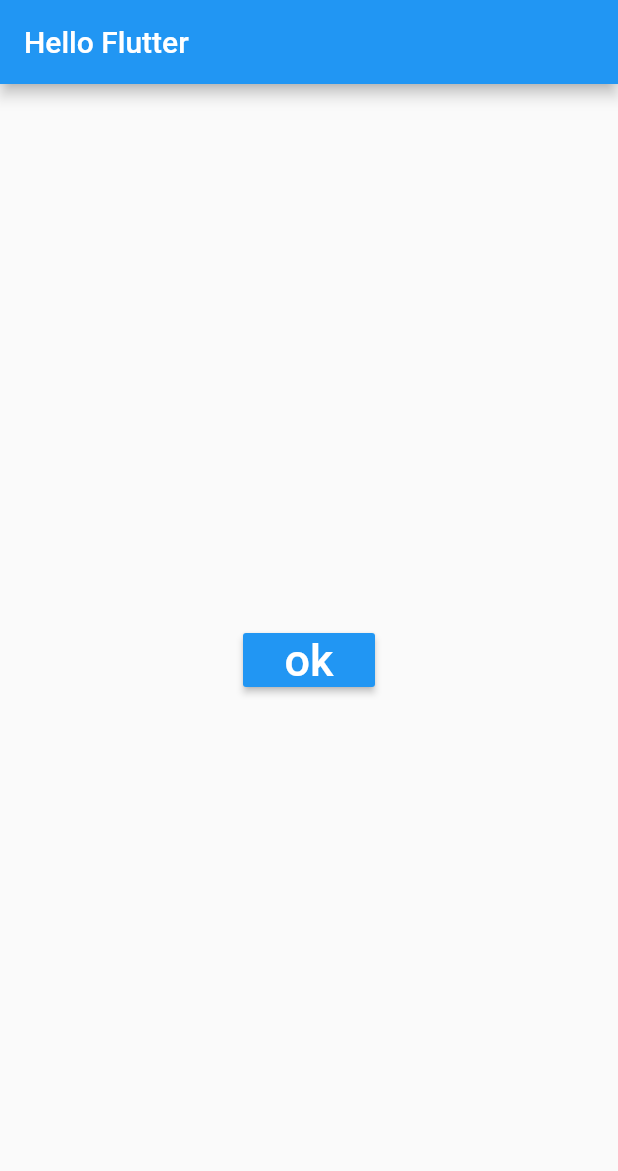
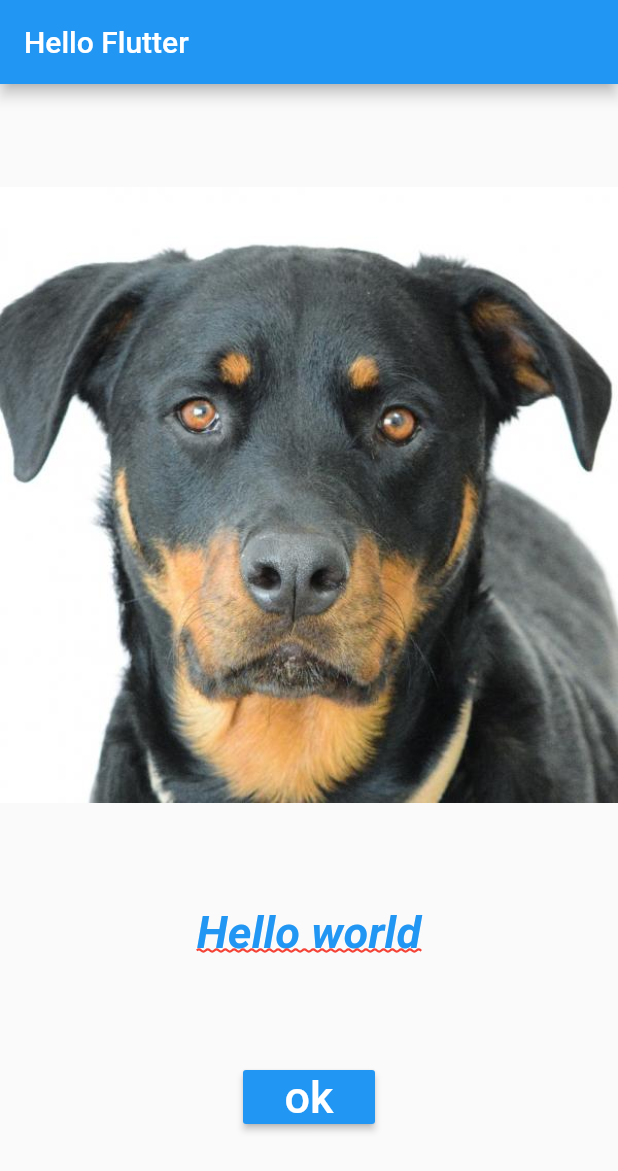
Before and after one commit to FrancaTM/flutter-hello, a Flutter app: the screen it shows after launch, on a phone screen of 412 x 824 dp. Shown: the top 1171 px of the screen. Run offline on Flutter 3.47's test engine with Material 2 defaults, Android fonts, the phone set to English and light mode, and no system bars.

Commit message:
adiciona column

```diff
--- a/lib/home_page.dart
+++ b/lib/home_page.dart
@@ -15,7 +15,14 @@ class HomePage extends StatelessWidget {
     return Container(
       child: Center(
 //        child: SizedBox.expand(child: _buildImage()),
-        child: _buildButton(),
+        child: Column(
+          mainAxisAlignment: MainAxisAlignment.spaceEvenly,
+          children: <Widget>[
+            _buildImage(),
+            _buildText(),
+            _buildButton(),
+          ],
+        ),
       ),
     );
   }
```
